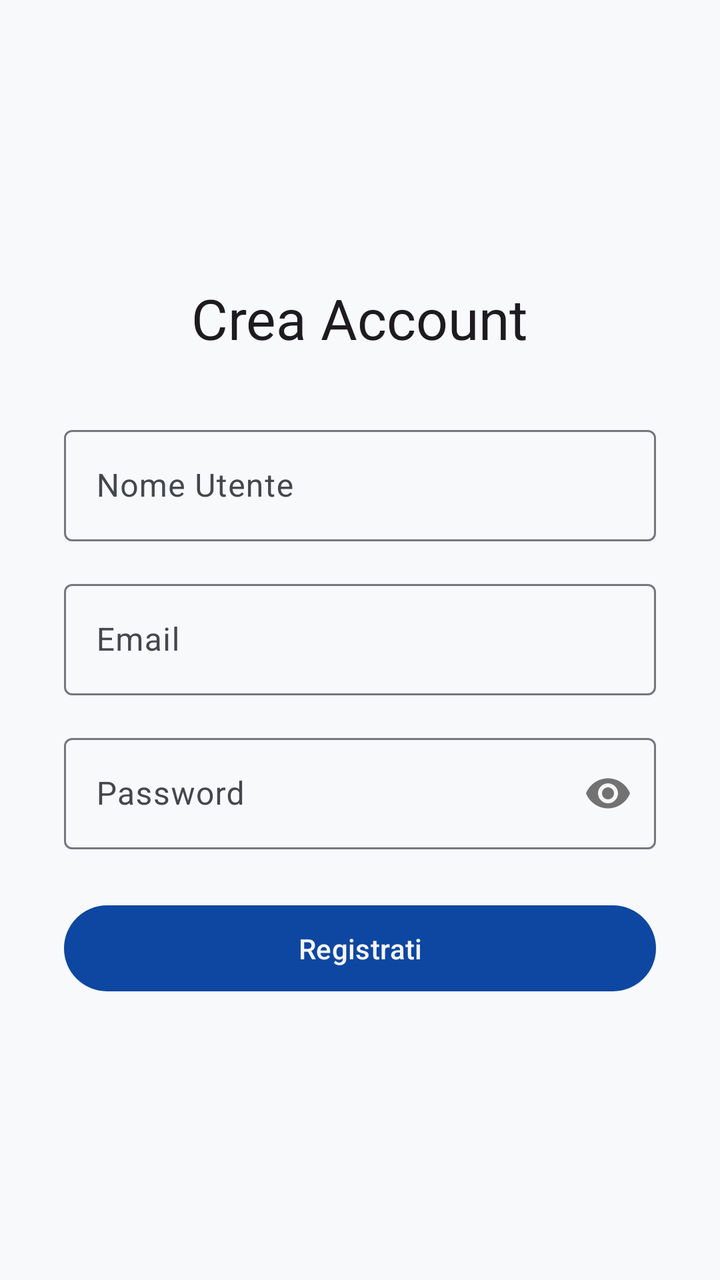
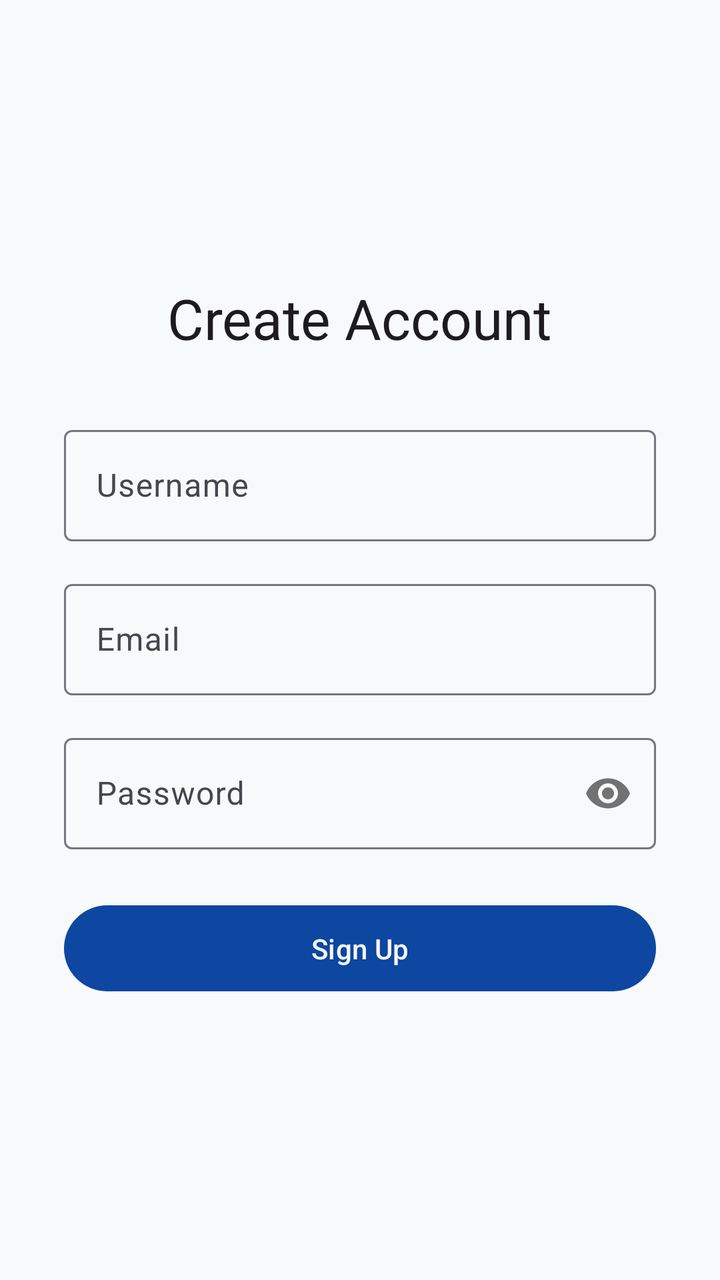

The first picture is an Android layout as it rendered before a commit; the second is the same layout after the commit. The layout source and the unified diff follow.
<!-- AndroidManifest.xml: application theme Theme.CryptionChat -->
<!-- res/layout/activity_register.xml -->
<?xml version="1.0" encoding="utf-8"?>

<ScrollView xmlns:android="http://schemas.android.com/apk/res/android"
    xmlns:tools="http://schemas.android.com/tools"
    xmlns:app="http://schemas.android.com/apk/res-auto"
    android:layout_width="match_parent"
    android:layout_height="match_parent"
    android:fillViewport="true"
    android:background="?attr/colorSurface"
    tools:context=".RegisterActivity">

    <LinearLayout
        android:layout_width="match_parent"
        android:layout_height="wrap_content"
        android:orientation="vertical"
        android:gravity="center"
        android:padding="32dp">

        <TextView
            android:layout_width="wrap_content"
            android:layout_height="wrap_content"
            android:text="Crea Account"
            android:textAppearance="?attr/textAppearanceHeadlineMedium"
            android:layout_marginBottom="32dp"/>

        <com.google.android.material.textfield.TextInputLayout
            android:id="@+id/usernameInputLayout"
            android:layout_width="match_parent"
            android:layout_height="wrap_content"
            style="@style/Widget.Material3.TextInputLayout.OutlinedBox"
            android:layout_marginBottom="16dp"
            android:hint="Nome Utente">

            <com.google.android.material.textfield.TextInputEditText
                android:id="@+id/editTextUsername"
                android:layout_width="match_parent"
                android:layout_height="wrap_content"
                android:inputType="text" />

        </com.google.android.material.textfield.TextInputLayout>

        <com.google.android.material.textfield.TextInputLayout
            android:id="@+id/emailInputLayout"
            android:layout_width="match_parent"
            android:layout_height="wrap_content"
            style="@style/Widget.Material3.TextInputLayout.OutlinedBox"
            android:layout_marginBottom="16dp"
            android:hint="Email">

            <com.google.android.material.textfield.TextInputEditText
                android:id="@+id/editTextEmail"
                android:layout_width="match_parent"
                android:layout_height="wrap_content"
                android:inputType="textEmailAddress" />

        </com.google.android.material.textfield.TextInputLayout>

        <com.google.android.material.textfield.TextInputLayout
            android:id="@+id/passwordInputLayout"
            android:layout_width="match_parent"
            android:layout_height="wrap_content"
            app:passwordToggleEnabled="true"
            style="@style/Widget.Material3.TextInputLayout.OutlinedBox"
            android:layout_marginBottom="24dp"
            android:hint="Password">

            <com.google.android.material.textfield.TextInputEditText
                android:id="@+id/editTextPassword"
                android:layout_width="match_parent"
                android:layout_height="wrap_content"
                android:inputType="textPassword" />

        </com.google.android.material.textfield.TextInputLayout>

        <com.google.android.material.button.MaterialButton
            android:id="@+id/buttonRegister"
            android:layout_width="match_parent"
            android:layout_height="wrap_content"
            android:paddingVertical="12dp"
            android:text="Registrati"/>

    </LinearLayout>
</ScrollView>
<!-- resources referenced by this layout -->
<resources>
  <color name="primary_light">#0D47A1</color>
  <color name="primary_container_light">#D4E3FF</color>
  <color name="on_primary_container_light">#001C3A</color>
  <color name="secondary_light">#546E7A</color>
  <color name="on_secondary_light">#FFFFFF</color>
  <color name="secondary_container_light">#DAE2E9</color>
  <color name="on_secondary_container_light">#121F26</color>
  <color name="tertiary_light">#455A64</color>
  <color name="on_tertiary_light">#FFFFFF</color>
  <color name="tertiary_container_light">#CFD8DC</color>
  <color name="error_light">#BA1A1A</color>
  <color name="on_error_light">#FFFFFF</color>
  <color name="error_container_light">#FFDAD6</color>
  <color name="on_error_container_light">#410002</color>
  <color name="background_light">#F8F9FA</color>
  <color name="on_background_light">#191C20</color>
  <color name="surface_light">#F8F9FA</color>
  <color name="on_surface_light">#191C20</color>
  <color name="surface_variant_light">#E0E2E5</color>
  <color name="on_surface_variant_light">#44474E</color>
  <color name="outline_light">#74777F</color>
  <color name="outline_variant_light">#C4C6CF</color>
  <color name="inverse_surface_light">#2F3033</color>
  <color name="inverse_on_surface_light">#F1F0F4</color>
  <color name="inverse_primary_light">#AEC6FF</color>
  <style name="Widget.App.NavigationView" parent="Widget.Material3.NavigationView">
          
          <item name="itemShapeInsetStart">12dp</item>
          <item name="itemShapeInsetEnd">12dp</item>
          
          <item name="itemShapeAppearanceOverlay">@style/ShapeAppearance.Material3.Corner.Full</item>
      </style>
  <style name="ActivityAnimation" parent="@android:style/Animation.Activity">
          <item name="android:activityOpenEnterAnimation">@anim/slide_in_right</item>
          <item name="android:activityOpenExitAnimation">@anim/slide_out_left</item>
          <item name="android:activityCloseEnterAnimation">@anim/slide_in_left</item>
          <item name="android:activityCloseExitAnimation">@anim/slide_out_right</item>
      </style>
  <!-- unchanged entries left out for length: 1 -->
</resources>

<!-- the commit's change to res/layout/activity_register.xml (unified diff, before → after) -->
@@ -19,7 +19,7 @@
         <TextView
             android:layout_width="wrap_content"
             android:layout_height="wrap_content"
-            android:text="Crea Account"
+            android:text="@string/register_title"
             android:textAppearance="?attr/textAppearanceHeadlineMedium"
             android:layout_marginBottom="32dp"/>
 
@@ -29,7 +29,7 @@
             android:layout_height="wrap_content"
             style="@style/Widget.Material3.TextInputLayout.OutlinedBox"
             android:layout_marginBottom="16dp"
-            android:hint="Nome Utente">
+            android:hint="@string/hint_username">
 
             <com.google.android.material.textfield.TextInputEditText
                 android:id="@+id/editTextUsername"
@@ -45,7 +45,7 @@
             android:layout_height="wrap_content"
             style="@style/Widget.Material3.TextInputLayout.OutlinedBox"
             android:layout_marginBottom="16dp"
-            android:hint="Email">
+            android:hint="@string/hint_email">
 
             <com.google.android.material.textfield.TextInputEditText
                 android:id="@+id/editTextEmail"
@@ -62,7 +62,7 @@
             app:passwordToggleEnabled="true"
             style="@style/Widget.Material3.TextInputLayout.OutlinedBox"
             android:layout_marginBottom="24dp"
-            android:hint="Password">
+            android:hint="@string/hint_password">
 
             <com.google.android.material.textfield.TextInputEditText
                 android:id="@+id/editTextPassword"
@@ -77,7 +77,7 @@
             android:layout_width="match_parent"
             android:layout_height="wrap_content"
             android:paddingVertical="12dp"
-            android:text="Registrati"/>
+            android:text="@string/action_register"/>
 
     </LinearLayout>
 </ScrollView>
<!-- resource entries referenced after the edit -->
@@ -1,5 +1,10 @@
 <!-- resources referenced by this layout -->
 <resources>
+  <string name="action_register">Sign Up</string>
+  <string name="hint_email">Email</string>
+  <string name="hint_password">Password</string>
+  <string name="hint_username">Username</string>
+  <string name="register_title">Create Account</string>
   <color name="primary_light">#0D47A1</color>
   <color name="primary_container_light">#D4E3FF</color>
   <color name="on_primary_container_light">#001C3A</color>
